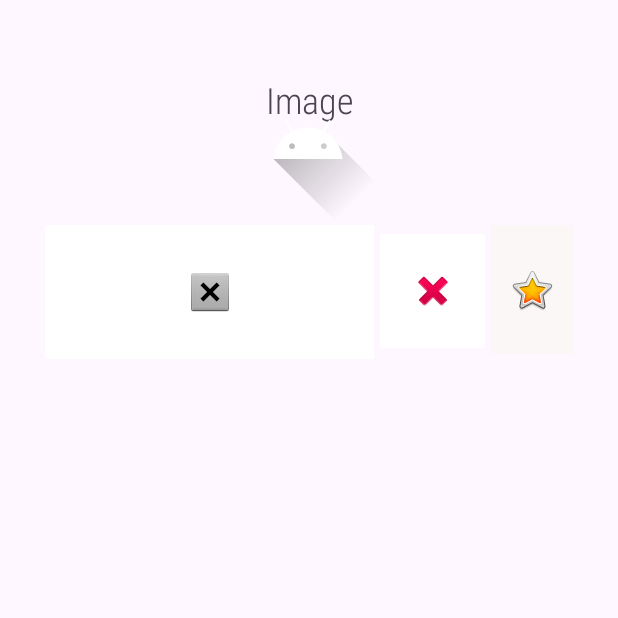
After one commit to stasdo12/Calculation, an Android app: the ImageActivity screen opened directly, with no data from a screen before it, on a phone screen of 412 x 824 dp, the top half of it. The commit adds this screen. Run offline under Robolectric (Android 15) with nearby library versions, the phone set to English and light mode, and no system bars.

Commit message:
new ImageActivity

```diff
--- a/app/src/main/AndroidManifest.xml
+++ b/app/src/main/AndroidManifest.xml
@@ -13,6 +13,9 @@
         android:theme="@style/Theme.Calculation"
         tools:targetApi="31">
         <activity
+            android:name=".ImageActivity"
+            android:exported="false" />
+        <activity
             android:name=".ToastAndAlertDialogActivity"
             android:exported="false" />
         <activity
--- /dev/null
+++ b/app/src/main/java/ua/com/calculation/ImageActivity.java
@@ -0,0 +1,48 @@
+package ua.com.calculation;
+
+import androidx.appcompat.app.AppCompatActivity;
+
+import android.content.Intent;
+import android.os.Bundle;
+import android.view.View;
+import android.widget.ImageButton;
+
+public class ImageActivity extends AppCompatActivity {
+
+    @Override
+    protected void onCreate(Bundle savedInstanceState) {
+        super.onCreate(savedInstanceState);
+        setContentView(R.layout.activity_image);
+
+        ImageButton btn1 = findViewById(R.id.move_to_toast);
+        ImageButton btn2 = findViewById(R.id.back_to_main);
+        ImageButton btn3 = findViewById(R.id.refresh_this_page);
+
+
+        btn1.setOnClickListener(new View.OnClickListener() {
+            @Override
+            public void onClick(View v) {
+                Intent intent = new Intent(ImageActivity.this, ToastAndAlertDialogActivity.class);
+                startActivity(intent);
+            }
+        });
+        btn2.setOnClickListener(new View.OnClickListener() {
+            @Override
+            public void onClick(View v) {
+                Intent intent = new Intent(ImageActivity.this, MainActivity.class);
+                startActivity(intent);
+            }
+        });
+        btn3.setOnClickListener(new View.OnClickListener() {
+            @Override
+            public void onClick(View v) {
+                Intent intent = new Intent(ImageActivity.this, ImageActivity.class);
+                startActivity(intent);
+            }
+        });
+
+
+
+
+    }
+}
--- /dev/null
+++ b/app/src/main/res/layout/activity_image.xml
@@ -0,0 +1,73 @@
+<?xml version="1.0" encoding="utf-8"?>
+<androidx.constraintlayout.widget.ConstraintLayout xmlns:android="http://schemas.android.com/apk/res/android"
+    xmlns:app="http://schemas.android.com/apk/res-auto"
+    xmlns:tools="http://schemas.android.com/tools"
+    android:id="@+id/move_to_calc"
+    android:layout_width="match_parent"
+    android:layout_height="match_parent"
+    tools:context=".ImageActivity">
+
+    <TextView
+        android:id="@+id/simpleText"
+        android:layout_width="wrap_content"
+        android:layout_height="wrap_content"
+        android:layout_marginTop="50dp"
+        android:fontFamily="sans-serif-condensed-light"
+        android:text="@string/image"
+        android:textSize="24sp"
+        app:layout_constraintEnd_toEndOf="parent"
+        app:layout_constraintStart_toStartOf="parent"
+        app:layout_constraintTop_toTopOf="parent" />
+
+    <ImageView
+        android:id="@+id/imageView4"
+        android:layout_width="wrap_content"
+        android:layout_height="wrap_content"
+        android:layout_marginTop="23dp"
+        app:layout_constraintBottom_toTopOf="@+id/linearLayout"
+        app:layout_constraintEnd_toEndOf="@+id/linearLayout"
+        app:layout_constraintHorizontal_bias="0.497"
+        app:layout_constraintStart_toStartOf="@+id/linearLayout"
+        app:layout_constraintTop_toTopOf="@+id/simpleText"
+        app:layout_constraintVertical_bias="1.0"
+        app:srcCompat="@drawable/ic_launcher_foreground" />
+
+    <LinearLayout
+        android:id="@+id/linearLayout"
+        android:layout_width="match_parent"
+        android:layout_height="match_parent"
+        android:layout_marginStart="30dp"
+        android:layout_marginTop="150dp"
+        android:layout_marginEnd="30dp"
+        android:orientation="horizontal"
+        app:layout_constraintEnd_toEndOf="parent"
+        app:layout_constraintHorizontal_bias="0.0"
+        app:layout_constraintStart_toStartOf="parent"
+        app:layout_constraintTop_toTopOf="parent" >
+
+        <ImageButton
+            android:id="@+id/move_to_toast"
+            android:layout_width="197dp"
+            android:layout_height="89dp"
+            android:layout_weight="1"
+            android:background="#FFFFFF"
+            app:srcCompat="@android:drawable/btn_dialog" />
+
+        <ImageButton
+            android:id="@+id/back_to_main"
+            android:layout_width="wrap_content"
+            android:layout_height="88dp"
+            android:layout_weight="1"
+            android:backgroundTint="#FFFFFF"
+            app:srcCompat="@android:drawable/ic_delete" />
+
+        <ImageButton
+            android:id="@+id/refresh_this_page"
+            android:layout_width="wrap_content"
+            android:layout_height="86dp"
+            android:layout_weight="1"
+            android:background="#FBF7F7"
+            app:srcCompat="@android:drawable/btn_star_big_on" />
+    </LinearLayout>
+
+</androidx.constraintlayout.widget.ConstraintLayout>
--- /dev/null
+++ b/app/src/main/res/values-night/strings.xml
@@ -0,0 +1,4 @@
+<?xml version="1.0" encoding="utf-8"?>
+<resources>
+    <string name="sorry">Sorry</string>
+</resources>
--- a/app/src/main/res/values/strings.xml
+++ b/app/src/main/res/values/strings.xml
@@ -9,5 +9,7 @@
     <string name="toast_btn">Toast</string>
     <string name="alert">Alert</string>
     <string name="dialog">Dialog</string>
+    <string name="image">Image</string>
+    <string name="sorry">Sorry</string>
 
 </resources>
```
Also changed, not shown: app/src/main/java/ua/com/calculation/MainActivity.java (+2 -6 lines), app/src/main/java/ua/com/calculation/ToastAndAlertDialogActivity.java (+14 -11 lines), app/src/main/res/drawable/image_svg.xml (added, +205 -0 lines), app/src/main/res/layout/activity_toast_and_alert_dialog.xml (+13 -0 lines).
